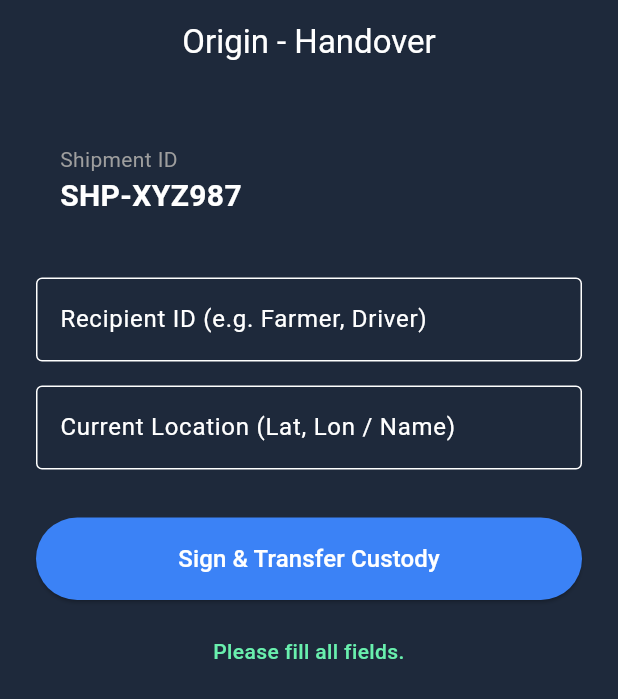
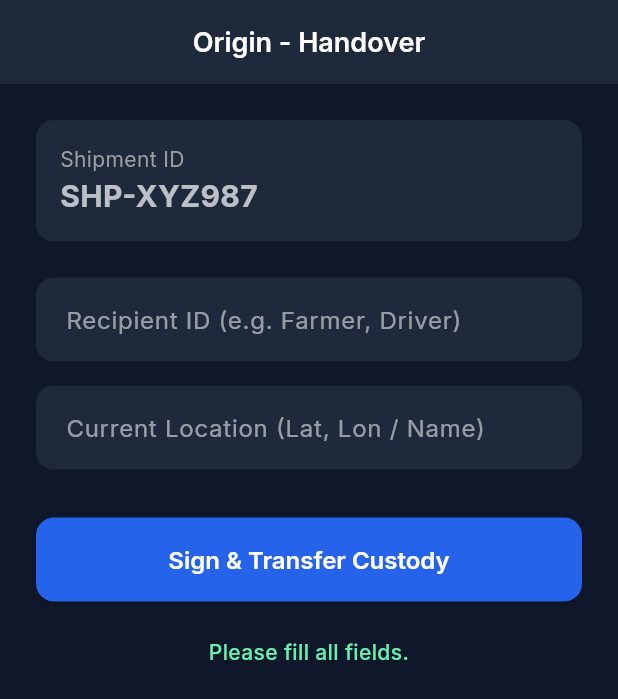
Before and after one commit to JAGADISHSUNILPEDNEKAR/OJTS4BACKUP, a Flutter app: the screen it shows after launch, after a tap on "Sign & Transfer Custody", on a phone screen of 412 x 824 dp. Shown: the top 699 px of the screen. Run offline on Flutter 3.47's test engine with Material 3 defaults, Android fonts, the phone set to English and light mode, and no system bars; our stand-ins replace go_router, google_fonts, hex; missing offline and left inert: ecdsa, elliptic; statements that could not run were skipped.

Commit message:
feat(mobile): Initialize Flutter app structure with routing and dark theme

```diff
--- /dev/null
+++ b/apps/mobile-app/lib/core/app_router.dart
@@ -0,0 +1,13 @@
+import 'package:go_router/go_router.dart';
+import '../screens/handover/custody_handoff_screen.dart';
+
+final GoRouter appRouter = GoRouter(
+  initialLocation: '/',
+  routes: [
+    GoRoute(
+      path: '/',
+      builder: (context, state) => const CustodyHandoffScreen(), // Temp placeholder root
+    ),
+    // Additional routes will be added here
+  ],
+);
--- /dev/null
+++ b/apps/mobile-app/lib/core/theme.dart
@@ -0,0 +1,60 @@
+import 'package:flutter/material.dart';
+import 'package:google_fonts/google_fonts.dart';
+
+class OriginTheme {
+  static ThemeData get darkTheme {
+    return ThemeData(
+      useMaterial3: true,
+      brightness: Brightness.dark,
+      scaffoldBackgroundColor: const Color(0xFF0F172A),
+      colorScheme: const ColorScheme.dark(
+        primary: Color(0xFF2563EB), // Primary Blue
+        secondary: Color(0xFF10B981), // Success Green
+        surface: Color(0xFF1E293B), // Card/Surface Color
+        error: Color(0xFFEF4444), // Error Red
+      ),
+      textTheme: GoogleFonts.interTextTheme(
+        ThemeData.dark().textTheme,
+      ).copyWith(
+        displayLarge: GoogleFonts.inter(fontSize: 32, fontWeight: FontWeight.bold, color: Colors.white),
+        displayMedium: GoogleFonts.inter(fontSize: 28, fontWeight: FontWeight.bold, color: Colors.white),
+        displaySmall: GoogleFonts.inter(fontSize: 24, fontWeight: FontWeight.bold, color: Colors.white),
+        headlineMedium: GoogleFonts.inter(fontSize: 20, fontWeight: FontWeight.w600, color: Colors.white),
+        titleLarge: GoogleFonts.inter(fontSize: 18, fontWeight: FontWeight.w600, color: Colors.white),
+        bodyLarge: GoogleFonts.inter(fontSize: 16, color: Colors.white70),
+        bodyMedium: GoogleFonts.inter(fontSize: 14, color: Colors.white70),
+        labelLarge: GoogleFonts.inter(fontSize: 14, fontWeight: FontWeight.w600, color: Colors.white),
+      ),
+      elevatedButtonTheme: ElevatedButtonThemeData(
+        style: ElevatedButton.styleFrom(
+          backgroundColor: const Color(0xFF2563EB),
+          foregroundColor: Colors.white,
+          minimumSize: const Size(double.infinity, 56),
+          shape: RoundedRectangleBorder(
+            borderRadius: BorderRadius.circular(12),
+          ),
+          textStyle: GoogleFonts.inter(fontSize: 16, fontWeight: FontWeight.w600),
+        ),
+      ),
+      inputDecorationTheme: InputDecorationTheme(
+        filled: true,
+        fillColor: const Color(0xFF1E293B),
+        border: OutlineInputBorder(
+          borderRadius: BorderRadius.circular(12),
+          borderSide: BorderSide.none,
+        ),
+        enabledBorder: OutlineInputBorder(
+          borderRadius: BorderRadius.circular(12),
+          borderSide: BorderSide.none,
+        ),
+        focusedBorder: OutlineInputBorder(
+          borderRadius: BorderRadius.circular(12),
+          borderSide: const BorderSide(color: Color(0xFF2563EB), width: 1.5),
+        ),
+        contentPadding: const EdgeInsets.symmetric(horizontal: 16, vertical: 16),
+        labelStyle: const TextStyle(color: Colors.white54),
+        hintStyle: const TextStyle(color: Colors.white38),
+      ),
+    );
+  }
+}
--- a/apps/mobile-app/lib/main.dart
+++ b/apps/mobile-app/lib/main.dart
@@ -1,9 +1,6 @@
 import 'package:flutter/material.dart';
-import 'package:elliptic/elliptic.dart';
-import 'package:ecdsa/ecdsa.dart';
-import 'dart:convert';
-import 'package:hex/hex.dart';
-import 'package:http/http.dart' as http;
+import 'core/theme.dart';
+import 'core/app_router.dart';
 
 void main() {
   runApp(const OriginMobileApp());
@@ -14,179 +11,10 @@ class OriginMobileApp extends StatelessWidget {
 
   @override
   Widget build(BuildContext context) {
-    return MaterialApp(
+    return MaterialApp.router(
       title: 'Origin Mobile',
-      theme: ThemeData(
-        colorScheme: const ColorScheme.dark(
-          primary: Color(0xFF3b82f6),
-          secondary: Color(0xFF10b981),
-          surface: Color(0xFF1e293b),
-        ),
-        useMaterial3: true,
-      ),
-      home: const CustodyHandoffScreen(),
+      theme: OriginTheme.darkTheme,
+      routerConfig: appRouter,
     );
   }
 }
-
-class CustodyHandoffScreen extends StatefulWidget {
-  const CustodyHandoffScreen({super.key});
-
-  @override
-  State<CustodyHandoffScreen> createState() => _CustodyHandoffScreenState();
-}
-
-class _CustodyHandoffScreenState extends State<CustodyHandoffScreen> {
-  final String _shipmentId = "SHP-XYZ987";
-  final TextEditingController _recipientIdController = TextEditingController();
-  final TextEditingController _locationController = TextEditingController();
-  String _statusMessage = "";
-  bool _isLoading = false;
-
-  // Local volatile mock keypair. In prod, this would be in SecureStorage.
-  late PrivateKey _privKey;
-  late PublicKey _pubKey;
-
-  @override
-  void initState() {
-    super.initState();
-    final ec = getSecp256k1();
-    _privKey = ec.generatePrivateKey();
-    _pubKey = _privKey.publicKey;
-  }
-
-  Future<void> _signAndSync() async {
-    if (_recipientIdController.text.isEmpty || _locationController.text.isEmpty) {
-      setState(() => _statusMessage = "Please fill all fields.");
-      return;
-    }
-
-    setState(() {
-      _isLoading = true;
-      _statusMessage = "Signing payload offline...";
-    });
-
-    try {
-      // 1. Construct Payload
-      final payload = {
-        "shipment_id": _shipmentId,
-        "recipient_id": _recipientIdController.text,
-        "location": _locationController.text,
-        "timestamp": DateTime.now().toIso8601String(),
-        "public_key": _pubKey.toHex()
-      };
-
-      final payloadString = jsonEncode(payload);
-
-      // 2. ECDSA Offline Sign
-      final hash = List<int>.from(utf8.encode(payloadString));
-      final sig = signature(_privKey, hash);
-      final sigHex = HEX.encode(sig.toDER());
-
-      setState(() {
-         _statusMessage = "Signed. Syncing to Origin API...";
-      });
-
-      // 3. Sync to Backend API (Simulated if no connection)
-      final apiUri = Uri.parse('http://localhost:8000/api/v1/shipments/$_shipmentId/custody');
-
-      try {
-        final response = await http.post(
-          apiUri,
-          headers: {"Content-Type": "application/json"},
-          body: jsonEncode({
-            "payload": payload,
-            "signature": sigHex
-          }).toString()
-        );
-
-        if (response.statusCode == 200 || response.statusCode == 201) {
-           setState(() => _statusMessage = "Sync Successful!\nSig: ${sigHex.substring(0,20)}...");
-        } else {
-           setState(() => _statusMessage = "Sync Failed: ${response.statusCode} (API Unreachable)");
-        }
-      } catch (e) {
-        // Offline-first approach - would save to local sqflite here
-        setState(() => _statusMessage = "Offline Mode: Custody event saved locally.\nSig: ${sigHex.substring(0,20)}...");
-      }
-
-    } catch (e) {
-      setState(() => _statusMessage = "Error: $e");
-    } finally {
-      setState(() => _isLoading = false);
-    }
-  }
-
-  @override
-  Widget build(BuildContext context) {
-    return Scaffold(
-      appBar: AppBar(
-        title: const Text('Origin - Handover'),
-        centerTitle: true,
-      ),
-      body: Padding(
-        padding: const EdgeInsets.all(24.0),
-        child: Column(
-          crossAxisAlignment: CrossAxisAlignment.stretch,
-          children: [
-            Container(
-              padding: const EdgeInsets.all(16),
-              decoration: BoxDecoration(
-                color: Theme.of(context).colorScheme.surface,
-                borderRadius: BorderRadius.circular(12),
-              ),
-              child: Column(
-                crossAxisAlignment: CrossAxisAlignment.start,
-                children: [
-                  const Text("Shipment ID", style: TextStyle(color: Colors.grey)),
-                  Text(_shipmentId, style: const TextStyle(fontSize: 20, fontWeight: FontWeight.bold)),
-                ]
-              )
-            ),
-            const SizedBox(height: 24),
-            TextField(
-              controller: _recipientIdController,
-              decoration: const InputDecoration(
-                labelText: 'Recipient ID (e.g. Farmer, Driver)',
-                border: OutlineInputBorder(),
-              ),
-            ),
-            const SizedBox(height: 16),
-            TextField(
-              controller: _locationController,
-              decoration: const InputDecoration(
-                labelText: 'Current Location (Lat, Lon / Name)',
-                border: OutlineInputBorder(),
-              ),
-            ),
-            const SizedBox(height: 32),
-            ElevatedButton(
-              onPressed: _isLoading ? null : _signAndSync,
-              style: ElevatedButton.styleFrom(
-                padding: const EdgeInsets.symmetric(vertical: 16),
-                backgroundColor: Theme.of(context).colorScheme.primary,
-                foregroundColor: Colors.white,
-              ),
-              child: _isLoading
-                ? const SizedBox(width: 24, height: 24, child: CircularProgressIndicator(color: Colors.white, strokeWidth: 2))
-                : const Text("Sign & Transfer Custody", style: TextStyle(fontSize: 16)),
-            ),
-            const SizedBox(height: 24),
-            Center(
-               child: Text(
-                 _statusMessage,
-                 style: TextStyle(
-                   color: _statusMessage.contains("Error") || _statusMessage.contains("Failed")
-                      ? Colors.redAccent
-                      : Colors.greenAccent,
-                   fontWeight: FontWeight.w500
-                 ),
-                 textAlign: TextAlign.center,
-               )
-            )
-          ],
-        ),
-      ),
-    );
-  }
-}
--- /dev/null
+++ b/apps/mobile-app/lib/screens/handover/custody_handoff_screen.dart
@@ -0,0 +1,168 @@
+import 'package:flutter/material.dart';
+import 'package:elliptic/elliptic.dart';
+import 'package:ecdsa/ecdsa.dart';
+import 'dart:convert';
+import 'package:hex/hex.dart';
+import 'package:http/http.dart' as http;
+
+class CustodyHandoffScreen extends StatefulWidget {
+  const CustodyHandoffScreen({super.key});
+
+  @override
+  State<CustodyHandoffScreen> createState() => _CustodyHandoffScreenState();
+}
+
+class _CustodyHandoffScreenState extends State<CustodyHandoffScreen> {
+  final String _shipmentId = "SHP-XYZ987";
+  final TextEditingController _recipientIdController = TextEditingController();
+  final TextEditingController _locationController = TextEditingController();
+  String _statusMessage = "";
+  bool _isLoading = false;
+
+  // Local volatile mock keypair. In prod, this would be in SecureStorage.
+  late PrivateKey _privKey;
+  late PublicKey _pubKey;
+
+  @override
+  void initState() {
+    super.initState();
+    final ec = getSecp256k1();
+    _privKey = ec.generatePrivateKey();
+    _pubKey = _privKey.publicKey;
+  }
+
+  Future<void> _signAndSync() async {
+    if (_recipientIdController.text.isEmpty || _locationController.text.isEmpty) {
+      setState(() => _statusMessage = "Please fill all fields.");
+      return;
+    }
+
+    setState(() {
+      _isLoading = true;
+      _statusMessage = "Signing payload offline...";
+    });
+
+    try {
+      // 1. Construct Payload
+      final payload = {
+        "shipment_id": _shipmentId,
+        "recipient_id": _recipientIdController.text,
+        "location": _locationController.text,
+        "timestamp": DateTime.now().toIso8601String(),
+        "public_key": _pubKey.toHex()
+      };
+
+      final payloadString = jsonEncode(payload);
+
+      // 2. ECDSA Offline Sign
+      final hash = List<int>.from(utf8.encode(payloadString));
+      final sig = signature(_privKey, hash);
+      final sigHex = HEX.encode(sig.toDER());
+
+      setState(() {
+         _statusMessage = "Signed. Syncing to Origin API...";
+      });
+
+      // 3. Sync to Backend API (Simulated if no connection)
+      final apiUri = Uri.parse('http://localhost:8000/api/v1/shipments/$_shipmentId/custody');
+
+      try {
+        final response = await http.post(
+          apiUri,
+          headers: {"Content-Type": "application/json"},
+          body: jsonEncode({
+            "payload": payload,
+            "signature": sigHex
+          }).toString()
+        );
+
+        if (response.statusCode == 200 || response.statusCode == 201) {
+           setState(() => _statusMessage = "Sync Successful!\nSig: ${sigHex.substring(0,20)}...");
+        } else {
+           setState(() => _statusMessage = "Sync Failed: ${response.statusCode} (API Unreachable)");
+        }
+      } catch (e) {
+        // Offline-first approach - would save to local sqflite here
+        setState(() => _statusMessage = "Offline Mode: Custody event saved locally.\nSig: ${sigHex.substring(0,20)}...");
+      }
+
+    } catch (e) {
+      setState(() => _statusMessage = "Error: $e");
+    } finally {
+      setState(() => _isLoading = false);
+    }
+  }
+
+  @override
+  Widget build(BuildContext context) {
+    return Scaffold(
+      appBar: AppBar(
+        title: const Text('Origin - Handover'),
+        centerTitle: true,
+      ),
+      body: Padding(
+        padding: const EdgeInsets.all(24.0),
+        child: Column(
+          crossAxisAlignment: CrossAxisAlignment.stretch,
+          children: [
+            Container(
+              padding: const EdgeInsets.all(16),
+              decoration: BoxDecoration(
+                color: Theme.of(context).colorScheme.surface,
+                borderRadius: BorderRadius.circular(12),
+              ),
+              child: Column(
+                crossAxisAlignment: CrossAxisAlignment.start,
+                children: [
+                  const Text("Shipment ID", style: TextStyle(color: Colors.grey)),
+                  Text(_shipmentId, style: const TextStyle(fontSize: 20, fontWeight: FontWeight.bold)),
+                ]
+              )
+            ),
+            const SizedBox(height: 24),
+            TextField(
+              controller: _recipientIdController,
+              decoration: const InputDecoration(
+                labelText: 'Recipient ID (e.g. Farmer, Driver)',
+                border: OutlineInputBorder(),
+              ),
+            ),
+            const SizedBox(height: 16),
+            TextField(
+              controller: _locationController,
+              decoration: const InputDecoration(
+                labelText: 'Current Location (Lat, Lon / Name)',
+                border: OutlineInputBorder(),
+              ),
+            ),
+            const SizedBox(height: 32),
+            ElevatedButton(
+              onPressed: _isLoading ? null : _signAndSync,
+              style: ElevatedButton.styleFrom(
+                padding: const EdgeInsets.symmetric(vertical: 16),
+                backgroundColor: Theme.of(context).colorScheme.primary,
+                foregroundColor: Colors.white,
+              ),
+              child: _isLoading
+                ? const SizedBox(width: 24, height: 24, child: CircularProgressIndicator(color: Colors.white, strokeWidth: 2))
+                : const Text("Sign & Transfer Custody", style: TextStyle(fontSize: 16)),
+            ),
+            const SizedBox(height: 24),
+            Center(
+               child: Text(
+                 _statusMessage,
+                 style: TextStyle(
+                   color: _statusMessage.contains("Error") || _statusMessage.contains("Failed")
+                      ? Colors.redAccent
+                      : Colors.greenAccent,
+                   fontWeight: FontWeight.w500
+                 ),
+                 textAlign: TextAlign.center,
+               )
+            )
+          ],
+        ),
+      ),
+    );
+  }
+}
--- a/apps/mobile-app/pubspec.yaml
+++ b/apps/mobile-app/pubspec.yaml
@@ -38,6 +38,9 @@ dependencies:
   elliptic: ^0.3.12
   hex: ^0.2.0
   http: ^1.6.0
+  go_router: ^17.1.0
+  google_fonts: ^8.0.2
+  flutter_svg: ^2.2.4
 
 dev_dependencies:
   flutter_test:
```
Also changed, not shown: apps/mobile-app/pubspec.lock.
